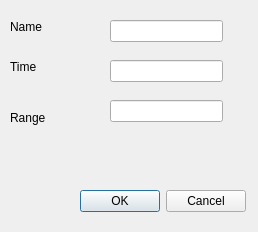
First picture: the form in MapEditor/dialogtrigger.ui, repository projectdelphai/ECS160_MapEditor, before the edit.
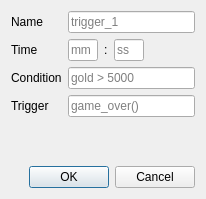
Second picture: the form after the edit.

Commit message: Update UI to make it nicer

Patch:
```diff
--- a/MapEditor/dialogtrigger.ui
+++ b/MapEditor/dialogtrigger.ui
@@ -6,107 +6,167 @@
    <rect>
     <x>0</x>
     <y>0</y>
-    <width>258</width>
-    <height>232</height>
+    <width>206</width>
+    <height>199</height>
    </rect>
   </property>
   <property name="windowTitle">
    <string>Dialog</string>
   </property>
-  <widget class="QDialogButtonBox" name="buttonBox">
-   <property name="geometry">
-    <rect>
-     <x>80</x>
-     <y>190</y>
-     <width>166</width>
-     <height>22</height>
-    </rect>
-   </property>
-   <property name="orientation">
-    <enum>Qt::Horizontal</enum>
-   </property>
-   <property name="standardButtons">
-    <set>QDialogButtonBox::Cancel|QDialogButtonBox::Ok</set>
-   </property>
-  </widget>
-  <widget class="QLineEdit" name="lineEdit">
-   <property name="geometry">
-    <rect>
-     <x>110</x>
-     <y>20</y>
-     <width>113</width>
-     <height>22</height>
-    </rect>
-   </property>
-   <property name="accessibleName">
-    <string>name</string>
-   </property>
-   <property name="readOnly">
-    <bool>false</bool>
-   </property>
-  </widget>
-  <widget class="QLineEdit" name="lineEdit_2">
-   <property name="geometry">
-    <rect>
-     <x>110</x>
-     <y>60</y>
-     <width>113</width>
-     <height>22</height>
-    </rect>
-   </property>
-   <property name="accessibleName">
-    <string>time</string>
-   </property>
-  </widget>
-  <widget class="QLabel" name="label">
-   <property name="geometry">
-    <rect>
-     <x>10</x>
-     <y>20</y>
-     <width>59</width>
-     <height>14</height>
-    </rect>
-   </property>
-   <property name="text">
-    <string>Name</string>
-   </property>
-  </widget>
-  <widget class="QLabel" name="label_2">
-   <property name="geometry">
-    <rect>
-     <x>10</x>
-     <y>60</y>
-     <width>59</width>
-     <height>14</height>
-    </rect>
-   </property>
-   <property name="text">
-    <string>Time</string>
-   </property>
-  </widget>
-  <widget class="QLabel" name="label_3">
-   <property name="geometry">
-    <rect>
-     <x>10</x>
-     <y>110</y>
-     <width>81</width>
-     <height>16</height>
-    </rect>
-   </property>
-   <property name="text">
-    <string>Range </string>
-   </property>
-  </widget>
-  <widget class="QLineEdit" name="lineEdit_3">
-   <property name="geometry">
-    <rect>
-     <x>110</x>
-     <y>100</y>
-     <width>113</width>
-     <height>22</height>
-    </rect>
-   </property>
-  </widget>
+  <layout class="QVBoxLayout" name="verticalLayout">
+   <item>
+    <layout class="QFormLayout" name="formLayout">
+     <item row="0" column="0">
+      <widget class="QLabel" name="label_name">
+       <property name="text">
+        <string>Name</string>
+       </property>
+      </widget>
+     </item>
+     <item row="0" column="1">
+      <widget class="QLineEdit" name="txt_name">
+       <property name="accessibleName">
+        <string>name</string>
+       </property>
+       <property name="readOnly">
+        <bool>false</bool>
+       </property>
+       <property name="placeholderText">
+        <string>trigger_1</string>
+       </property>
+      </widget>
+     </item>
+     <item row="1" column="0">
+      <widget class="QLabel" name="label_time">
+       <property name="text">
+        <string>Time</string>
+       </property>
+      </widget>
+     </item>
+     <item row="1" column="1">
+      <layout class="QHBoxLayout" name="horizontalLayout">
+       <property name="sizeConstraint">
+        <enum>QLayout::SetMaximumSize</enum>
+       </property>
+       <item>
+        <widget class="QLineEdit" name="txt_min">
+         <property name="sizePolicy">
+          <sizepolicy hsizetype="Fixed" vsizetype="Fixed">
+           <horstretch>0</horstretch>
+           <verstretch>0</verstretch>
+          </sizepolicy>
+         </property>
+         <property name="maximumSize">
+          <size>
+           <width>30</width>
+           <height>30</height>
+          </size>
+         </property>
+         <property name="maxLength">
+          <number>3</number>
+         </property>
+         <property name="placeholderText">
+          <string>mm</string>
+         </property>
+        </widget>
+       </item>
+       <item>
+        <widget class="QLabel" name="label">
+         <property name="sizePolicy">
+          <sizepolicy hsizetype="Minimum" vsizetype="Preferred">
+           <horstretch>0</horstretch>
+           <verstretch>0</verstretch>
+          </sizepolicy>
+         </property>
+         <property name="maximumSize">
+          <size>
+           <width>10</width>
+           <height>16777215</height>
+          </size>
+         </property>
+         <property name="text">
+          <string>:</string>
+         </property>
+        </widget>
+       </item>
+       <item>
+        <widget class="QLineEdit" name="txt_sec">
+         <property name="sizePolicy">
+          <sizepolicy hsizetype="Fixed" vsizetype="Fixed">
+           <horstretch>0</horstretch>
+           <verstretch>0</verstretch>
+          </sizepolicy>
+         </property>
+         <property name="maximumSize">
+          <size>
+           <width>30</width>
+           <height>16777215</height>
+          </size>
+         </property>
+         <property name="maxLength">
+          <number>2</number>
+         </property>
+         <property name="placeholderText">
+          <string>ss</string>
+         </property>
+        </widget>
+       </item>
+       <item>
+        <spacer name="horizontalSpacer">
+         <property name="orientation">
+          <enum>Qt::Horizontal</enum>
+         </property>
+         <property name="sizeHint" stdset="0">
+          <size>
+           <width>40</width>
+           <height>20</height>
+          </size>
+         </property>
+        </spacer>
+       </item>
+      </layout>
+     </item>
+     <item row="2" column="0">
+      <widget class="QLabel" name="label_condition">
+       <property name="text">
+        <string>Condition</string>
+       </property>
+      </widget>
+     </item>
+     <item row="2" column="1">
+      <widget class="QLineEdit" name="txt_condition">
+       <property name="placeholderText">
+        <string>gold &gt; 5000</string>
+       </property>
+      </widget>
+     </item>
+     <item row="3" column="0">
+      <widget class="QLabel" name="label_trigger">
+       <property name="text">
+        <string>Trigger</string>
+       </property>
+      </widget>
+     </item>
+     <item row="3" column="1">
+      <widget class="QLineEdit" name="txt_trigger">
+       <property name="placeholderText">
+        <string>game_over()</string>
+       </property>
+      </widget>
+     </item>
+    </layout>
+   </item>
+   <item>
+    <widget class="QDialogButtonBox" name="buttonBox">
+     <property name="orientation">
+      <enum>Qt::Horizontal</enum>
+     </property>
+     <property name="standardButtons">
+      <set>QDialogButtonBox::Cancel|QDialogButtonBox::Ok</set>
+     </property>
+    </widget>
+   </item>
+  </layout>
  </widget>
  <resources/>
  <connections>
```
Left out of the diff: 2 changed lines with no effect on the pictures. The commit also changes 5 other files.
